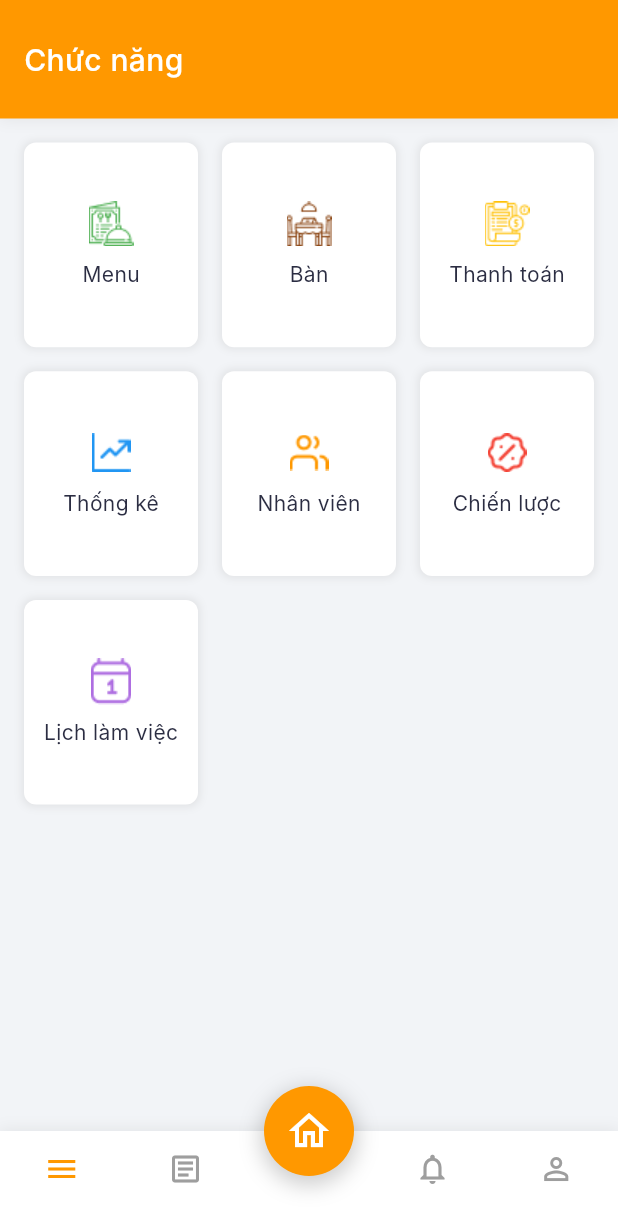
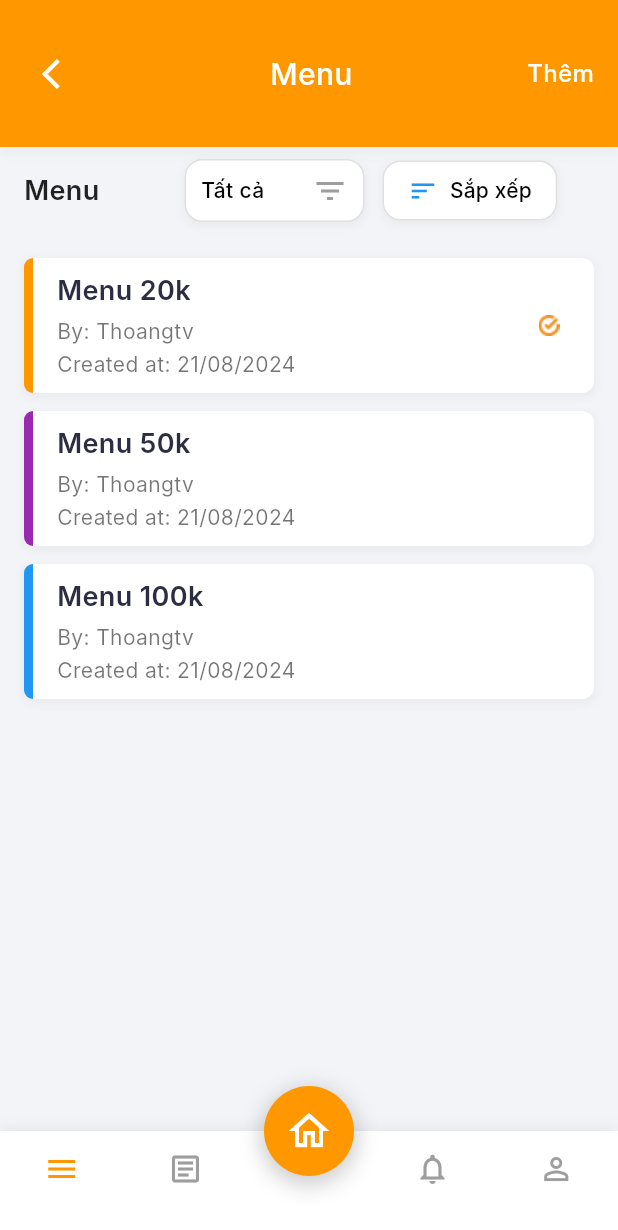
Before and after one commit to xuantruongg03/restaurant_manager_mobile, a Flutter app: the screen it shows after launch, on a phone screen of 412 x 824 dp. Shown: the top 1230 px of the screen. Run offline on Flutter 3.47's test engine with Material 3 defaults, Android fonts, the phone set to English and light mode, and no system bars; our stand-ins replace shared_preferences; Roboto replaces fonts that are missing (Inter).

Commit message:
menu screen

```diff
--- a/lib/config/routes/app_router.dart
+++ b/lib/config/routes/app_router.dart
@@ -5,6 +5,7 @@ import 'package:restaurant_manager_mobile/presentation/screens/features/feature_
 import 'package:restaurant_manager_mobile/presentation/screens/home/home_screen.dart';
 import '../../presentation/screens/auth/sign_up_screen.dart';
 import '../../presentation/screens/auth/verify_screen.dart';
+import '../../presentation/screens/menu/menu_screen.dart';
 import 'route_names.dart';
 
 class AppRouter {
@@ -47,6 +48,11 @@ class AppRouter {
           builder: (_) => const FeatureScreen(),
         );
 
+      case RouteNames.menu:
+        return MaterialPageRoute(
+          builder: (_) => const MenuScreen(),
+        );
+
       default:
         return MaterialPageRoute(
           builder: (_) => Scaffold(
--- a/lib/config/routes/route_names.dart
+++ b/lib/config/routes/route_names.dart
@@ -22,4 +22,6 @@ class RouteNames {
   static const String tableDetails = '/tables/details';
   static const String menuItemDetails = '/menu/details';
   static const String settings = '/settings';
+  static const String addMenu = '/add-menu';
+  static const String menuDetail = '/menu/detail';
 }
--- a/lib/main.dart
+++ b/lib/main.dart
@@ -22,7 +22,7 @@ class MyApp extends StatelessWidget {
       // darkTheme: AppTheme.darkTheme,
 
       // Routing
-      initialRoute: RouteNames.feature, // Tạm thời set làm màn hình khởi đầu
+      initialRoute: RouteNames.menu, // Tạm thời set làm màn hình khởi đầu
       // initialRoute: RouteNames.splash, // Đặt route ban đầu là splash
       onGenerateRoute: AppRouter.onGenerateRoute,
     );
--- a/lib/presentation/screens/menu/menu_screen.dart
+++ b/lib/presentation/screens/menu/menu_screen.dart
@@ -1,17 +1,73 @@
 import 'package:flutter/material.dart';
 import 'package:restaurant_manager_mobile/presentation/layouts/main_layout.dart';
 import 'package:restaurant_manager_mobile/presentation/widgets/header.dart';
+import 'package:restaurant_manager_mobile/config/routes/route_names.dart';
+import 'package:restaurant_manager_mobile/presentation/widgets/filter.dart';
 
-class MenuScreen extends StatelessWidget {
+class MenuScreen extends StatefulWidget {
   const MenuScreen({super.key});
+  static const filterOptions = ['Tất cả', 'Hoạt động', 'Không HĐ'];
+
+  @override
+  State<MenuScreen> createState() => _MenuScreenState();
+}
+
+class _MenuScreenState extends State<MenuScreen> {
+  String _selectedFilter = 'Tất cả';
+  bool _sorted = false;
+
+  final List<Map<String, dynamic>> _menuItems = [
+    {
+      'title': 'Menu 20k',
+      'createdBy': 'Thoangtv',
+      'createdAt': '21/08/2024',
+      'color': Colors.orange,
+      'isActive': true,
+    },
+    {
+      'title': 'Menu 50k',
+      'createdBy': 'Thoangtv',
+      'createdAt': '21/08/2024',
+      'color': Colors.purple,
+      'isActive': false,
+    },
+    {
+      'title': 'Menu 100k',
+      'createdBy': 'Thoangtv',
+      'createdAt': '21/08/2024',
+      'color': Colors.blue,
+      'isActive': false,
+    },
+  ];
+
+  List<Map<String, dynamic>> get filteredMenuItems {
+    if (_selectedFilter == 'Tất cả') return _menuItems;
+    return _menuItems
+        .where((item) =>
+            _selectedFilter == 'Hoạt động' ? item['isActive'] : !item['isActive'])
+        .toList();
+  }
+
+  List<Map<String, dynamic>> get sortedMenuItems {
+    if (!_sorted) return filteredMenuItems;
+    final items = List<Map<String, dynamic>>.from(filteredMenuItems);
+    items.sort((a, b) => a['title'].compareTo(b['title']));
+    return items;
+  }
 
   Widget _buildMenuItem({
+    required BuildContext context,
     required String title,
     required String createdBy,
     required String createdAt,
     required Color color,
+    required bool isActive,
   }) {
-    return Container(
+    return GestureDetector(
+      onTap: () {
+        Navigator.pushNamed(context, RouteNames.menuDetail);
+      },
+      child: Container(
         margin: const EdgeInsets.only(bottom: 12),
         decoration: BoxDecoration(
           color: Colors.white,
@@ -25,32 +81,67 @@ class MenuScreen extends StatelessWidget {
             ),
           ],
         ),
-      child: ListTile(
-        leading: Container(
-          width: 4,
-          height: 40,
+        child: Row(
+          children: [
+            Container(
+              width: 6,
+              height: 90,
               decoration: BoxDecoration(
                 color: color,
-            borderRadius: BorderRadius.circular(2),
+                borderRadius: const BorderRadius.only(
+                  topLeft: Radius.circular(8),
+                  bottomLeft: Radius.circular(8),
                 ),
               ),
-        title: Text(
+            ),
+            const SizedBox(width: 16),
+            Expanded(
+              child: Column(
+                crossAxisAlignment: CrossAxisAlignment.start,
+                children: [
+                  const SizedBox(height: 8),
+                  Text(
                     title,
                     style: const TextStyle(
-            fontWeight: FontWeight.bold,
-            fontSize: 16,
+                      fontSize: 18,
+                      fontWeight: FontWeight.w600,
                     ),
                   ),
-        subtitle: Text(
-          'By: $createdBy\nCreated at: $createdAt',
+                  const SizedBox(height: 4),
+                  Text(
+                    'By: $createdBy',
                     style: const TextStyle(
-            fontSize: 12,
-            color: Colors.grey,
+                      fontSize: 14,
+                      color: Colors.black54,
                     ),
                   ),
-        trailing: const Icon(
-          Icons.more_vert,
-          color: Colors.grey,
+                  const SizedBox(height: 2),
+                  Text(
+                    'Created at: $createdAt',
+                    style: const TextStyle(
+                      fontSize: 14,
+                      color: Colors.black54,
+                    ),
+                  ),
+                  const SizedBox(height: 8),
+                ],
+              ),
+            ),
+            if (isActive)
+              Container(
+                padding: const EdgeInsets.all(2),
+                decoration: const BoxDecoration(
+                  color: Colors.white,
+                  shape: BoxShape.circle,
+                ),
+                child: Image.asset(
+                  'assets/icons/icon-checked.png',
+                  width: 24,
+                  height: 24,
+                ),
+              ),
+            const SizedBox(width: 16),
+          ],
         ),
       ),
     );
@@ -62,34 +153,67 @@ class MenuScreen extends StatelessWidget {
       child: Column(
         children: [
           // Header with actions
-          const Header(
-              title: "Menu", showActionButton: true, showBackButton: true),
+          Header(
+              title: "Menu",
+              showActionButton: true,
+              showBackButton: true,
+              onActionPressed: () {
+                Navigator.pushNamed(context, RouteNames.addMenu);
+              }),
+
+          Padding(
+            padding: const EdgeInsets.symmetric(horizontal: 16.0),
+            child: Row(
+              children: [
+                const Expanded(
+                  flex: 1,
+                  child: Text(
+                    'Menu',
+                    style: TextStyle(
+                      fontSize: 18,
+                      fontWeight: FontWeight.w600,
+                      color: Colors.black87,
+                    ),
+                  ),
+                ),
+                const SizedBox(width: 16),
+                Expanded(
+                  flex: 3,
+                  child: Filter(
+                    selectedValue: _selectedFilter,
+                    options: MenuScreen.filterOptions,
+                    sorted: _sorted,
+                    onChanged: (value) {
+                      setState(() {
+                        _selectedFilter = value!;
+                      });
+                    },
+                    onSorted: (value) {
+                      setState(() {
+                        _sorted = value;
+                      });
+                    },
+                  ),
+                ),
+              ],
+            ),
+          ),
 
           // Menu list
           Expanded(
             child: Padding(
               padding: const EdgeInsets.all(16.0),
               child: ListView(
-                children: [
-                  _buildMenuItem(
-                    title: 'Menu 20k',
-                    createdBy: 'Thoangtv',
-                    createdAt: '21/08/2024',
-                    color: Colors.orange,
-                  ),
-                  _buildMenuItem(
-                    title: 'Menu 50k',
-                    createdBy: 'Thoangtv',
-                    createdAt: '21/08/2024',
-                    color: Colors.purple,
-                  ),
-                  _buildMenuItem(
-                    title: 'Menu 100k',
-                    createdBy: 'Thoangtv',
-                    createdAt: '21/08/2024',
-                    color: Colors.blue,
-                  ),
-                ],
+                children: sortedMenuItems
+                    .map((item) => _buildMenuItem(
+                          context: context,
+                          title: item['title'],
+                          createdBy: item['createdBy'],
+                          createdAt: item['createdAt'],
+                          color: item['color'],
+                          isActive: item['isActive'],
+                        ))
+                    .toList(),
               ),
             ),
           ),
--- /dev/null
+++ b/lib/presentation/widgets/filter.dart
@@ -0,0 +1,138 @@
+import 'package:flutter/material.dart';
+
+class Filter extends StatelessWidget {
+  final String? selectedValue;
+  final List<String> options;
+  final Function(String?) onChanged;
+  final Function(bool) onSorted;
+  final bool sorted;
+
+  const Filter({
+    super.key,
+    required this.selectedValue,
+    required this.options,
+    required this.onChanged,
+    required this.onSorted,
+    required this.sorted,
+  });
+
+  @override
+  Widget build(BuildContext context) {
+    return Container(
+      padding: const EdgeInsets.symmetric(horizontal: 0, vertical: 8),
+      child: Row(
+        children: [
+          Container(
+            width: 120,
+            padding: const EdgeInsets.symmetric(horizontal: 10, vertical: 4),
+            decoration: BoxDecoration(
+              color: Colors.white,
+              borderRadius: BorderRadius.circular(12),
+              border: Border.all(color: Colors.grey.shade300),
+              boxShadow: [
+                BoxShadow(
+                  color: Colors.grey.withOpacity(0.1),
+                  spreadRadius: 1,
+                  blurRadius: 4,
+                  offset: const Offset(0, 2),
+                ),
+              ],
+            ),
+            child: InkWell(
+              onTap: () => _showFilterDialog(context),
+              child: Padding(
+                padding: const EdgeInsets.symmetric(vertical: 4),
+                child: Row(
+                  children: [
+                    Expanded(
+                      child: Text(
+                        selectedValue ?? 'Lọc',
+                        style: const TextStyle(
+                          color: Colors.black,
+                          fontSize: 14,
+                          fontWeight: FontWeight.w500,
+                        ),
+                      ),
+                    ),
+                    const Icon(Icons.filter_list, color: Colors.grey),
+                  ],
+                ),
+              ),
+            ),
+          ),
+          const SizedBox(width: 12),
+          Container(
+            height: 40,
+            decoration: BoxDecoration(
+              color: Colors.white,
+              borderRadius: BorderRadius.circular(12),
+              border: Border.all(color: Colors.grey.shade300),
+              boxShadow: [
+                BoxShadow(
+                  color: Colors.grey.withOpacity(0.1),
+                  spreadRadius: 1,
+                  blurRadius: 4,
+                  offset: const Offset(0, 2),
+                ),
+              ],
+            ),
+            child: TextButton.icon(
+              onPressed: () {
+                onSorted(!sorted);
+              },
+              icon: Icon(
+                sorted ? Icons.sort_by_alpha : Icons.sort,
+                color: Colors.blue,
+                size: 20,
+              ),
+              label: const Text(
+                'Sắp xếp',
+                style: TextStyle(
+                  color: Colors.black,
+                  fontSize: 14,
+                  fontWeight: FontWeight.w500,
+                ),
+              ),
+              style: TextButton.styleFrom(
+                padding: const EdgeInsets.symmetric(horizontal: 16),
+                shape: RoundedRectangleBorder(
+                  borderRadius: BorderRadius.circular(12),
+                ),
+              ),
+            ),
+          ),
+        ],
+      ),
+    );
+  }
+
+  Future<void> _showFilterDialog(BuildContext context) async {
+    final String? result = await showDialog<String>(
+      context: context,
+      builder: (BuildContext context) {
+        return SimpleDialog(
+          title: const Text('Chọn bộ lọc'),
+          children: options.map((String option) {
+            return SimpleDialogOption(
+              onPressed: () => Navigator.pop(context, option),
+              child: Text(
+                option,
+                style: TextStyle(
+                  fontSize: 14,
+                  color: Colors.black87,
+                  fontWeight: selectedValue == option
+                      ? FontWeight.w500
+                      : FontWeight.normal,
+                ),
+              ),
+            );
+          }).toList(),
+        );
+      },
+    );
+
+    if (result != null) {
+      onChanged(result);
+    }
+  }
+}
--- a/lib/presentation/widgets/header.dart
+++ b/lib/presentation/widgets/header.dart
@@ -44,13 +44,13 @@ class Header extends StatelessWidget {
                   fontSize: 20,
                   fontWeight: FontWeight.w500,
                 ),
-                textAlign: TextAlign.left,
+                textAlign: showBackButton && showActionButton ? TextAlign.center : TextAlign.left,
               ),
             ),
             if (showActionButton)
-              IconButton(
-                icon: const Icon(Icons.add, color: Colors.white),
-                onPressed: onActionPressed,
+              GestureDetector(
+                onTap: onActionPressed,
+                child: const Text("Thêm", style: TextStyle(color: Colors.white, fontSize: 16, fontWeight: FontWeight.w500)),
               ),
           ],
         ),
```
Also changed, not shown: assets/icons/icon-checked.png (added). Lines whose indentation alone changed are shown as unchanged.
